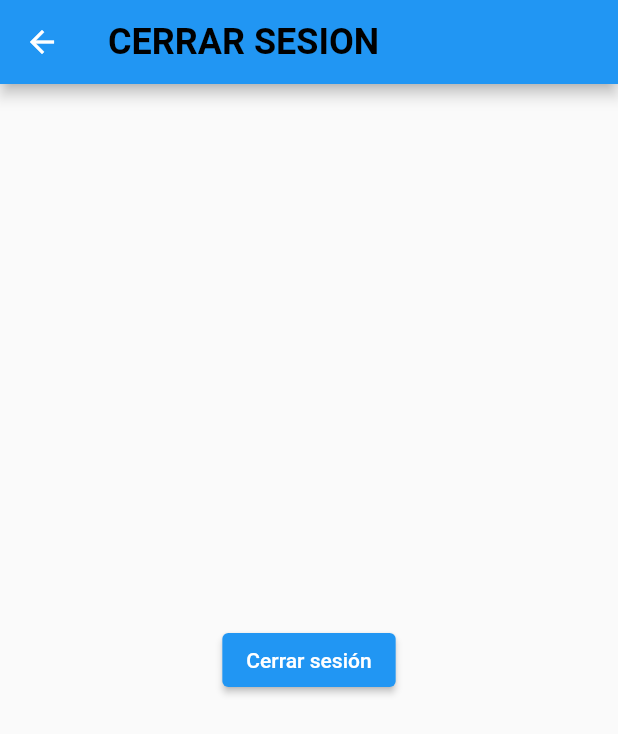
After one commit to Andrescruzxr/movil-app, a Flutter app: the cerrarSesion screen opened by its route, on a phone screen of 412 x 824 dp. The commit adds this screen. Shown: the top 734 px of the screen. Run offline on Flutter 3.47's test engine with Material 2 defaults, Android fonts, the phone set to English and light mode, and no system bars; our stand-ins replace carousel_slider, fluttertoast, shared_preferences; accounts and stored records are empty.

Commit message:
vista de cerrar sesion

```diff
--- a/lib/main.dart
+++ b/lib/main.dart
@@ -1,5 +1,6 @@
 import 'package:flutter/material.dart';
 import 'package:signup_page/login.dart';
+import 'package:signup_page/pages/cerrar_sesion.dart';
 import 'package:signup_page/pages/usuarios.dart';
 import 'package:signup_page/registrar.dart';
 import 'package:signup_page/inicio.dart';
@@ -24,7 +25,7 @@ void main() {
           'cultivos': (context) => const cultivos(),
           'forgot': (context) => const forgot_password(),
           'usuarios': (context) => const usuarios(),
-
+          'cerrar_sesion':(context) => const cerrarSesion(),
         }),
   );
 }
--- /dev/null
+++ b/lib/pages/cerrar_sesion.dart
@@ -0,0 +1,40 @@
+import 'package:flutter/material.dart';
+import 'package:shared_preferences/shared_preferences.dart';
+import 'package:signup_page/login.dart';
+
+class cerrarSesion extends StatelessWidget {
+  const cerrarSesion({super.key});
+  @override
+  Widget build(BuildContext context) {
+    return Scaffold(
+      appBar: AppBar(
+        title: Text(
+          'CERRAR SESION',
+          style: TextStyle(
+            fontSize: 24,
+            color: Color.fromARGB(255, 0, 0, 0),
+            fontFamily: 'roboto',
+            fontWeight: FontWeight.bold,
+            decorationColor: Color.fromARGB(235, 53, 216, 38),
+            decorationThickness: 2,
+          ),
+        ),
+      ),
+      body: Center(
+        child: ElevatedButton(
+          onPressed: () async {
+            // Eliminar datos de autenticación
+            /* SharedPreferences prefs = await SharedPreferences.getInstance();
+            await prefs.clear();*/
+
+            // Navegar al inicio de sesión
+            final route =
+                MaterialPageRoute(builder: (context) => const MyLogin());
+            Navigator.push(context, route);
+          },
+          child: Text('Cerrar sesión'),
+        ),
+      ),
+    );
+  }
+}
--- a/lib/pages/paginaUsers.dart
+++ b/lib/pages/paginaUsers.dart
@@ -1,6 +1,7 @@
 import 'package:carousel_slider/carousel_slider.dart';
 import 'package:flutter/material.dart';
 import 'package:signup_page/inicio.dart';
+import 'package:signup_page/pages/cerrar_sesion.dart';
 import 'package:signup_page/pages/usuarios.dart';
 import 'package:signup_page/perfil.dart';
 import 'package:signup_page/registrar.dart';
@@ -100,8 +101,8 @@ class paginaUsers extends StatelessWidget {
               title: const Text('Cerrar sesion'),
               leading: const Icon(Icons.disabled_by_default),
               onTap: () {
-                final route =
-                    MaterialPageRoute(builder: (context) => const perfil());
+                final route = MaterialPageRoute(
+                    builder: (context) => const cerrarSesion());
                 Navigator.push(context, route);
               },
             ),
--- a/pubspec.yaml
+++ b/pubspec.yaml
@@ -39,6 +39,7 @@ dependencies:
   fluttertoast: ^8.2.1
   carousel_slider: ^4.2.1
   provider: ^6.0.5
+  shared_preferences: ^2.0.18
 
 dev_dependencies:
   flutter_test:
```
Also changed, not shown: lib/login.dart (+7 -10 lines), pubspec.lock.
